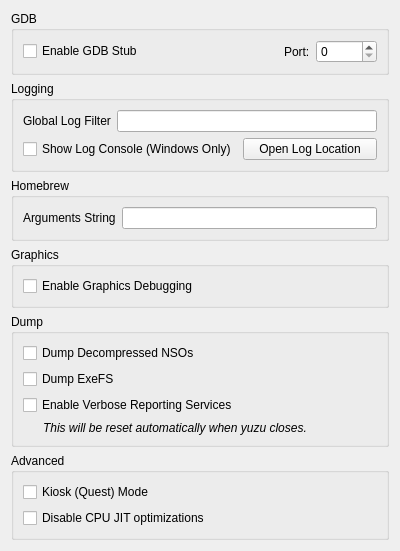
First picture: the form in src/yuzu/configuration/configure_debug.ui, repository rorrim-rorrim/eden-alt, before the edit.
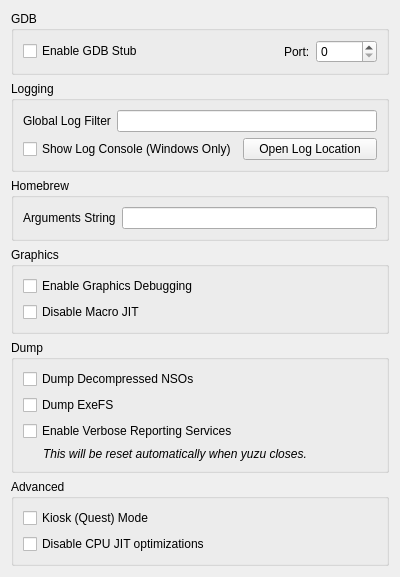
Second picture: the form after the edit.

Commit message: Implement macro JIT

Patch:
```diff
--- a/src/yuzu/configuration/configure_debug.ui
+++ b/src/yuzu/configuration/configure_debug.ui
@@ -148,6 +148,19 @@
         </property>
        </widget>
       </item>
+      <item>
+       <widget class="QCheckBox" name="disable_macro_jit">
+        <property name="enabled">
+         <bool>true</bool>
+        </property>
+        <property name="whatsThis">
+         <string>When checked, it disables the macro Just In Time compiler. Enabled this makes games run slower</string>
+        </property>
+        <property name="text">
+         <string>Disable Macro JIT</string>
+        </property>
+       </widget>
+      </item>
      </layout>
     </widget>
    </item>
```
The commit also changes 14 other files.
